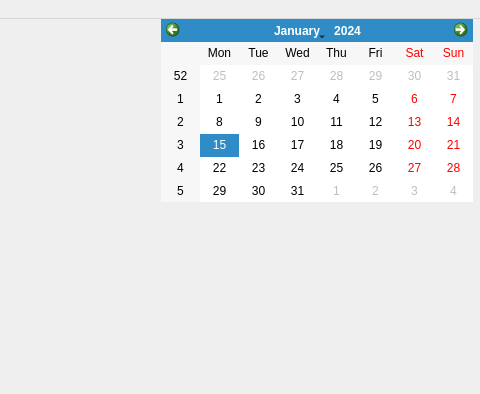
First picture: the form in CalendarToDoList/mainwindow.ui, repository DarthReca/calendar-to-do-list, before the edit; both pictures show x 429 to 909 and y 0 to 394 of the 909 by 619 pixel window.
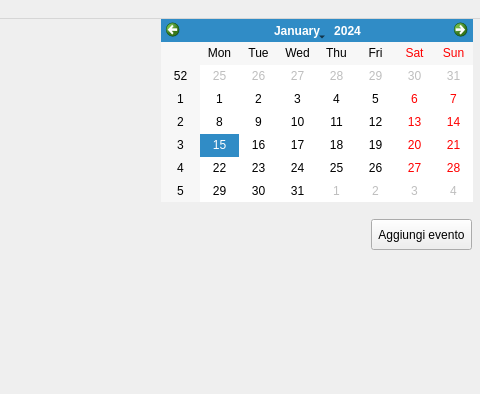
Second picture: the form after the edit.

Patch:
```diff
--- a/CalendarToDoList/mainwindow.ui
+++ b/CalendarToDoList/mainwindow.ui
@@ -30,6 +30,19 @@
      </rect>
     </property>
    </widget>
+   <widget class="QPushButton" name="pushButton">
+    <property name="geometry">
+     <rect>
+      <x>800</x>
+      <y>200</y>
+      <width>101</width>
+      <height>31</height>
+     </rect>
+    </property>
+    <property name="text">
+     <string>Aggiungi evento</string>
+    </property>
+   </widget>
   </widget>
   <widget class="QMenuBar" name="menubar">
    <property name="geometry">
```
